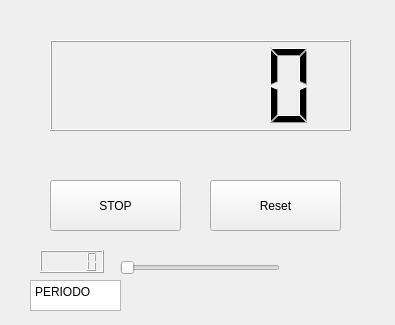
FranMUex/Proyecto-Robotica-25-26, file Sesion 0/counterDlg.ui: the form before one commit.
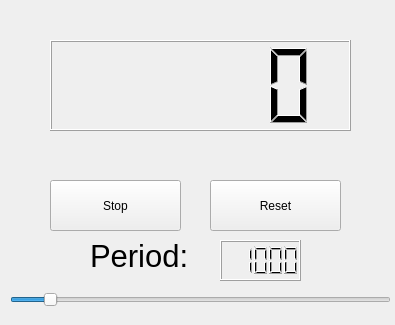
The form after the commit.

```diff
--- a/Sesion 0/counterDlg.ui
+++ b/Sesion 0/counterDlg.ui
@@ -23,7 +23,7 @@
     </rect>
    </property>
    <property name="text">
-    <string>STOP</string>
+    <string>Stop</string>
    </property>
   </widget>
   <widget class="QLCDNumber" name="lcdNumber">
@@ -52,12 +52,21 @@
   <widget class="QSlider" name="horizontalSlider">
    <property name="geometry">
     <rect>
-     <x>120</x>
-     <y>260</y>
-     <width>160</width>
-     <height>16</height>
+     <x>10</x>
+     <y>290</y>
+     <width>381</width>
+     <height>20</height>
     </rect>
    </property>
+   <property name="minimum">
+    <number>100</number>
+   </property>
+   <property name="maximum">
+    <number>10000</number>
+   </property>
+   <property name="sliderPosition">
+    <number>1000</number>
+   </property>
    <property name="orientation">
     <enum>Qt::Orientation::Horizontal</enum>
    </property>
@@ -65,24 +74,35 @@
   <widget class="QLCDNumber" name="lcdNumber_2">
    <property name="geometry">
     <rect>
-     <x>40</x>
-     <y>250</y>
-     <width>64</width>
-     <height>23</height>
+     <x>220</x>
+     <y>240</y>
+     <width>81</width>
+     <height>41</height>
     </rect>
    </property>
+   <property name="intValue" stdset="0">
+    <number>1000</number>
+   </property>
   </widget>
-  <widget class="QPlainTextEdit" name="plainTextEdit">
+  <widget class="QLabel" name="label">
    <property name="geometry">
     <rect>
-     <x>30</x>
-     <y>280</y>
-     <width>91</width>
+     <x>90</x>
+     <y>240</y>
+     <width>111</width>
      <height>31</height>
     </rect>
    </property>
-   <property name="plainText">
-    <string>PERIODO</string>
+   <property name="font">
+    <font>
+     <pointsize>23</pointsize>
+    </font>
+   </property>
+   <property name="text">
+    <string>Period:</string>
+   </property>
+   <property name="textFormat">
+    <enum>Qt::TextFormat::PlainText</enum>
    </property>
   </widget>
  </widget>
```
